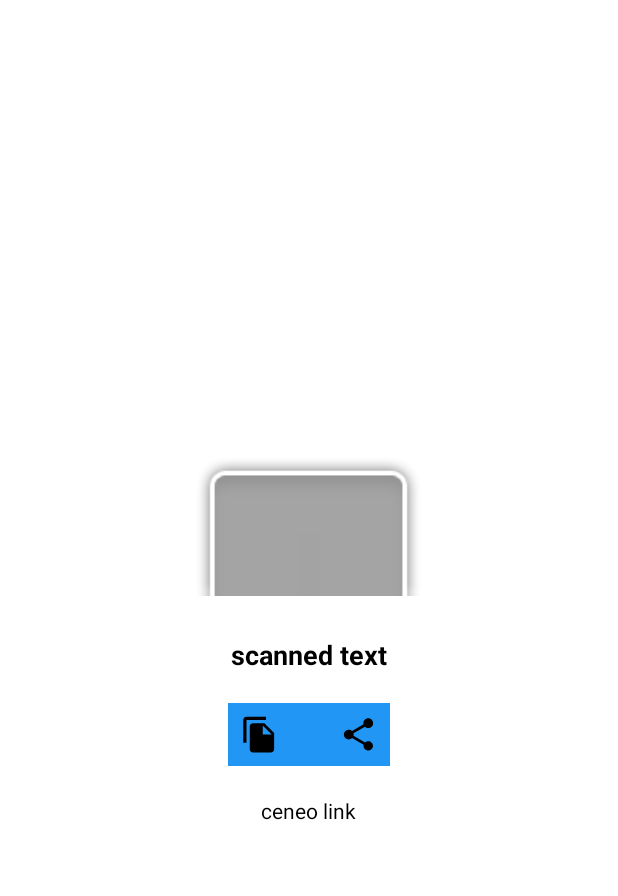
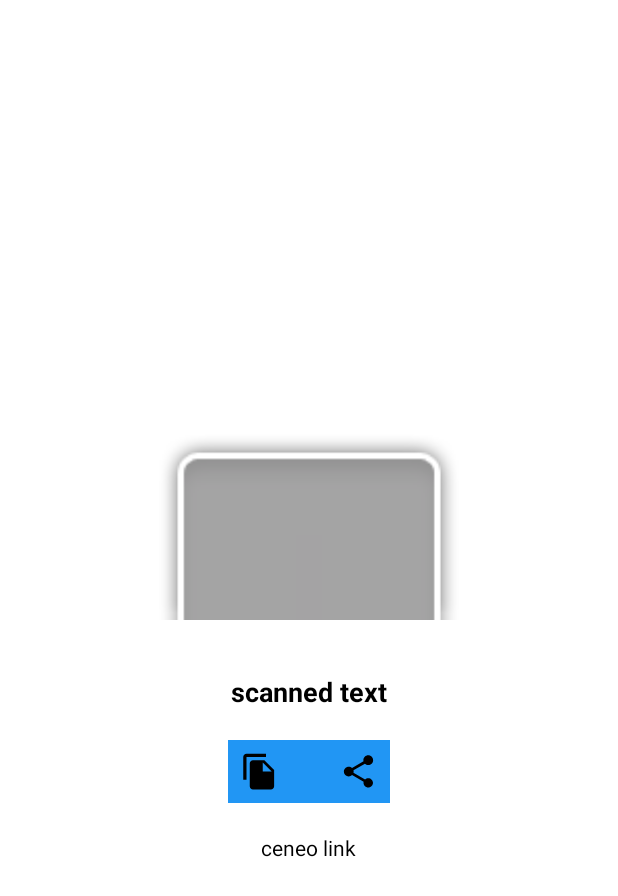
Before and after one commit to Praeterii/Scanner, an Android app: the layout activity_result.xml on its own in the app's theme, with its tools: preview values and no code run, on a phone screen of 412 x 824 dp. Shown: the top 896 px of the screen. Run offline under Robolectric (Android 15) with nearby library versions, the phone set to English and light mode, and no system bars.

```diff
--- a/app/src/main/java/preaterii/scanner/ResultActivity.kt
+++ b/app/src/main/java/preaterii/scanner/ResultActivity.kt
@@ -5,12 +5,12 @@ import android.content.ClipboardManager
 import android.content.Context
 import android.content.Intent
 import android.os.Bundle
+import android.text.TextUtils
 import android.text.util.Linkify
 import android.view.View
 import android.widget.ImageView
 import android.widget.TextView
 import androidx.appcompat.app.AppCompatActivity
-import androidx.core.text.isDigitsOnly
 import com.google.zxing.BarcodeFormat
 import com.google.zxing.MultiFormatWriter
 import com.google.zxing.WriterException
@@ -84,6 +84,6 @@ class ResultActivity : AppCompatActivity() {
     }
 
     private fun isEanOrISBN(code: String): Boolean {
-        return code.length == 13 && code.isDigitsOnly()
+        return code.length == 13 && TextUtils.isDigitsOnly(code)
     }
 }
--- a/app/src/main/res/layout/activity_result.xml
+++ b/app/src/main/res/layout/activity_result.xml
@@ -9,9 +9,11 @@
 
     <ImageView
         android:id="@+id/codeIV"
-        android:layout_width="150dp"
-        android:layout_height="150dp"
+        android:layout_width="wrap_content"
+        android:layout_height="200dp"
         android:background="@color/barcodeBackground"
+        android:minWidth="200dp"
+        android:scaleType="fitCenter"
         tools:src="@android:drawable/zoom_plate" />
 
     <TextView
```
Also changed, not shown: app/build.gradle (+4 -6 lines).
